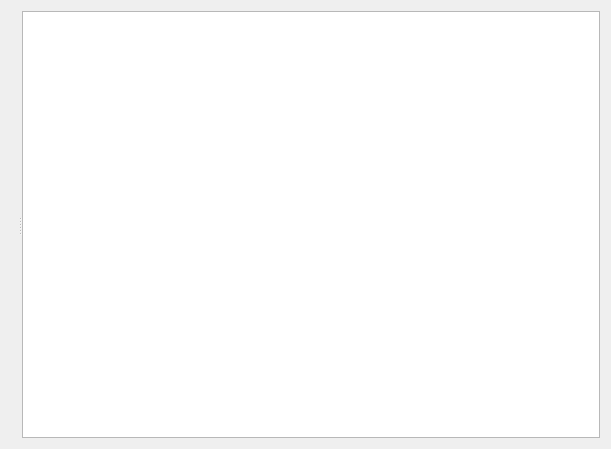
rock-core/tools-roby, file lib/roby/log/gui/relations_view/relations_view.ui: the form before one commit.
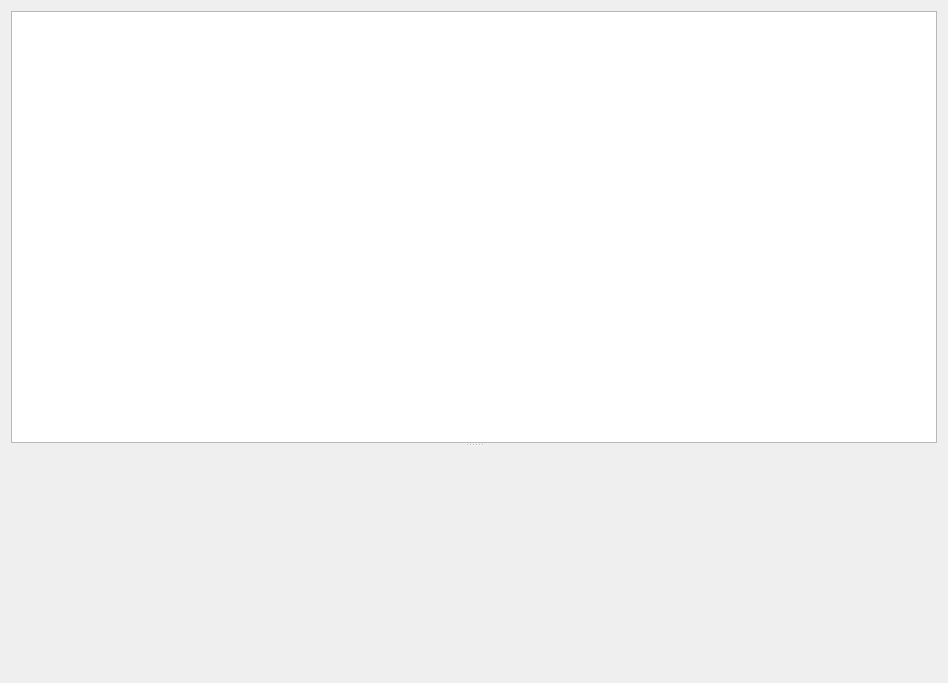
The form after the commit.

Commit message: log: add API to log and report scheduler-related information

Diff of the .ui file:
```diff
--- a/lib/roby/log/gui/relations_view/relations_view.ui
+++ b/lib/roby/log/gui/relations_view/relations_view.ui
@@ -6,8 +6,8 @@
    <rect>
     <x>0</x>
     <y>0</y>
-    <width>611</width>
-    <height>449</height>
+    <width>948</width>
+    <height>683</height>
    </rect>
   </property>
   <property name="windowTitle">
@@ -17,41 +17,8 @@
    <item>
     <widget class="QSplitter" name="splitter">
      <property name="orientation">
-      <enum>Qt::Horizontal</enum>
+      <enum>Qt::Vertical</enum>
      </property>
-     <widget class="QWidget" name="">
-      <layout class="QVBoxLayout" name="leftLayout" stretch="1,1">
-       <property name="topMargin">
-        <number>0</number>
-       </property>
-       <item>
-        <widget class="QLabel" name="info">
-         <property name="sizePolicy">
-          <sizepolicy hsizetype="Preferred" vsizetype="Minimum">
-           <horstretch>0</horstretch>
-           <verstretch>0</verstretch>
-          </sizepolicy>
-         </property>
-         <property name="text">
-          <string/>
-         </property>
-         <property name="wordWrap">
-          <bool>true</bool>
-         </property>
-        </widget>
-       </item>
-       <item>
-        <widget class="QWidget" name="history" native="true">
-         <property name="sizePolicy">
-          <sizepolicy hsizetype="Minimum" vsizetype="MinimumExpanding">
-           <horstretch>0</horstretch>
-           <verstretch>0</verstretch>
-          </sizepolicy>
-         </property>
-        </widget>
-       </item>
-      </layout>
-     </widget>
      <widget class="QGraphicsView" name="graphics">
       <property name="sizePolicy">
        <sizepolicy hsizetype="Expanding" vsizetype="Expanding">
@@ -69,6 +36,14 @@
        <set>QPainter::Antialiasing|QPainter::TextAntialiasing</set>
       </property>
      </widget>
+     <widget class="QWidget" name="scheduler_view_holder" native="true">
+      <property name="minimumSize">
+       <size>
+        <width>0</width>
+        <height>100</height>
+       </size>
+      </property>
+     </widget>
     </widget>
    </item>
   </layout>
```
Left out of the diff: 2 changed lines with no effect on the pictures. The commit also changes 11 other files.
